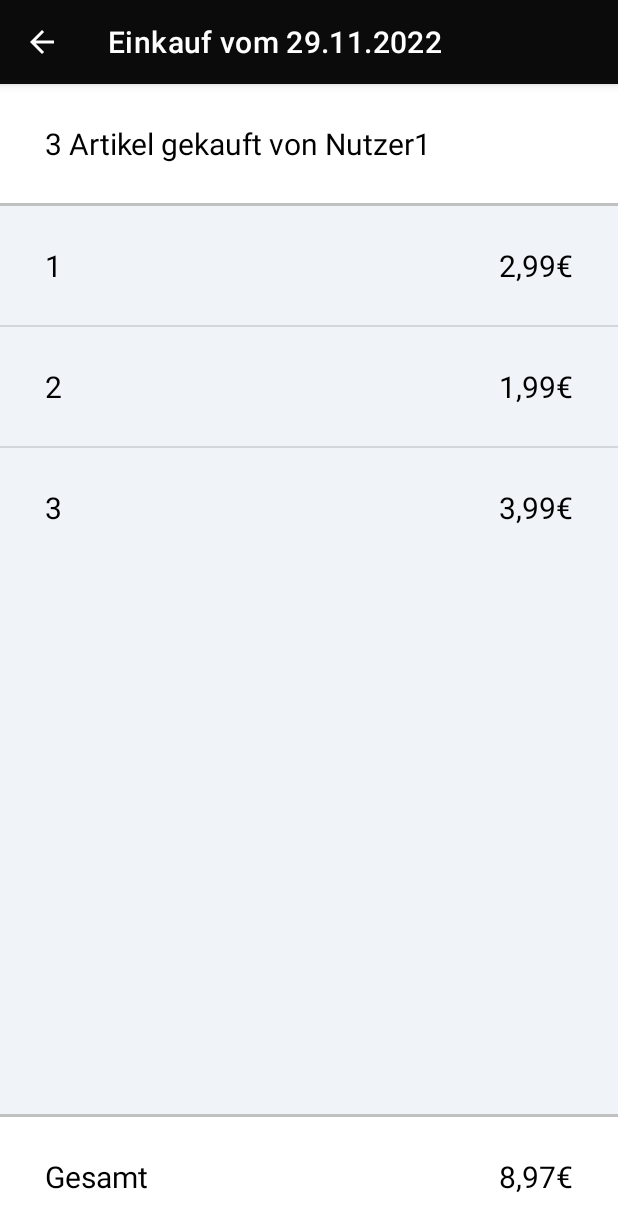
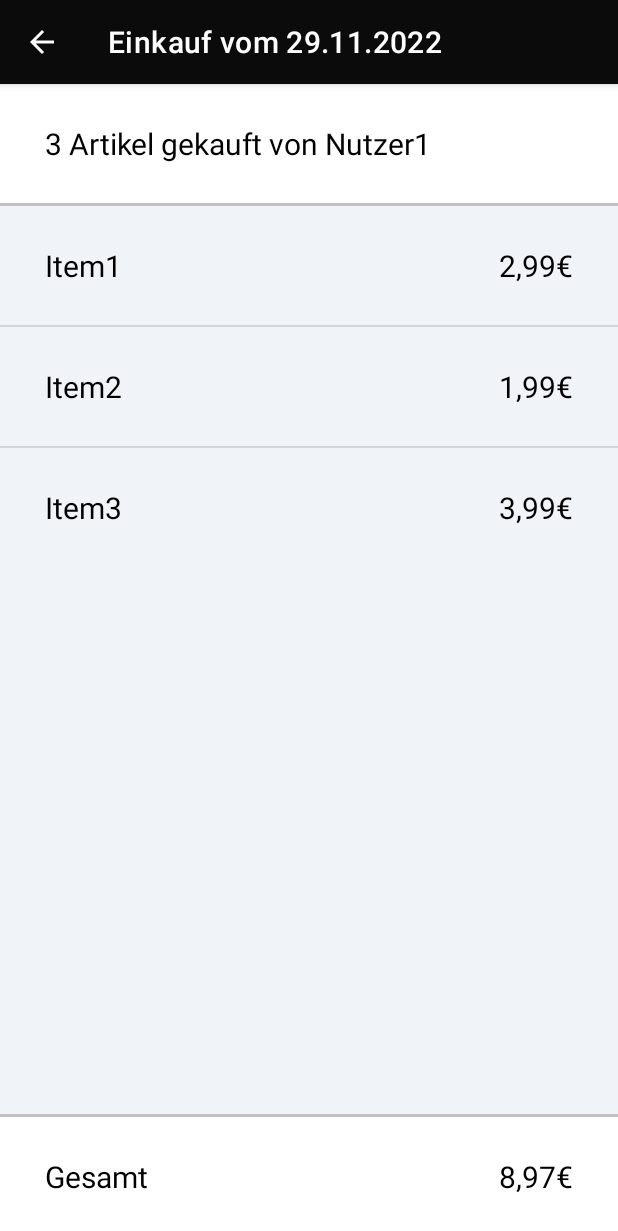
Before and after one commit to Faroesne/wg-shopping, an Android app: the ArchiveFragment screen opened through its navigation route, after a tap on an icon or button, on a phone screen of 412 x 824 dp. Shown: the top 1231 px of the screen. Run offline under Robolectric (Android 15) with nearby library versions, the phone set to English and light mode, and no system bars; our stand-ins replace navigation-ui.

Commit message:
fixed item name, added full price in db

```diff
--- a/app/src/main/java/com/example/communityshopping/database/ShoppingListDB.kt
+++ b/app/src/main/java/com/example/communityshopping/database/ShoppingListDB.kt
@@ -20,6 +20,7 @@ class ShoppingListDB(
                 COLUMN_ITEM_NAME + " TEXT);"
         val queryArchive = "CREATE TABLE " + TABLE_ARCHIVE +
                 " (" + COLUMN_ARCHIVE_ID + " INTEGER PRIMARY KEY AUTOINCREMENT, " +
+                COLUMN_ITEM_FULL_PRICE + " REAL, " +
                 COLUMN_ARCHIVE_USERNAME + " TEXT, " +
                 COLUMN_ARCHIVE_DATE + " TEXT);"
         val queryArchiveItem = "CREATE TABLE " + TABLE_ARCHIVE_ITEM +
@@ -33,16 +34,17 @@ class ShoppingListDB(
                 COLUMN_ITEM_NAME + ") VALUES ('Item1'), " +
                 "('Item2'), ('Item3'), ('Item4'), ('Item5');"
         val queryFillArchiveDB = "INSERT INTO " + TABLE_ARCHIVE + " (" +
-                COLUMN_ARCHIVE_USERNAME + ", " + COLUMN_ARCHIVE_DATE +
-                ") VALUES ('Nutzer1', '29.11.2022'), " +
-                "('Nutzer2', '30.11.2022');"
+                COLUMN_ITEM_FULL_PRICE + ", " + COLUMN_ARCHIVE_USERNAME + ", " +
+                COLUMN_ARCHIVE_DATE +
+                ") VALUES (8.97, 'Nutzer1', '29.11.2022'), " +
+                "(5.00, 'Nutzer2', '30.11.2022');"
         val queryFillArchiveItemDB = "INSERT INTO " + TABLE_ARCHIVE_ITEM + " (" +
                 COLUMN_ITEM_PRICE + ", " + COLUMN_ITEM_ID + ", " +
                 COLUMN_ARCHIVE_ID + ") VALUES (2.99, 1, 1), " +
                 "(1.99, 2, 1), " +
                 "(3.99, 3, 1), " +
-                "(4.99, 4, 2), " +
-                "(2.99, 5, 2);"
+                "(null, 4, 2), " +
+                "(null, 5, 2);"
         db!!.execSQL(queryShoppingList)
         db!!.execSQL(queryArchive)
         db!!.execSQL(queryArchiveItem)
@@ -69,8 +71,9 @@ class ShoppingListDB(
     fun getArchiveItemData(index: Int): Cursor? {
         val db = this.readableDatabase
         return db.rawQuery(
-            "SELECT * FROM " + TABLE_ARCHIVE_ITEM + " WHERE " + COLUMN_ARCHIVE_ID + " = " + index,
-            null
+            "SELECT * FROM " + TABLE_ARCHIVE_ITEM + " INNER JOIN " +
+                    TABLE_SHOPPING_LIST + " USING (" + COLUMN_ITEM_ID + ")" +
+                    " WHERE " + COLUMN_ARCHIVE_ID + " = " + index, null
         )
     }
 
@@ -118,6 +121,7 @@ class ShoppingListDB(
         const val TABLE_ARCHIVE = "archive_list"
         const val COLUMN_ARCHIVE_USERNAME = "archive_name"
         const val COLUMN_ARCHIVE_DATE = "archive_date"
+        const val COLUMN_ITEM_FULL_PRICE = "archive_full_price"
 
         const val TABLE_ARCHIVE_ITEM = "archive_item"
         const val COLUMN_ARCHIVE_ITEM_ID = "archive_item_id"
--- a/app/src/main/java/com/example/communityshopping/mainActivity/archive/ArchiveActivity.kt
+++ b/app/src/main/java/com/example/communityshopping/mainActivity/archive/ArchiveActivity.kt
@@ -3,6 +3,7 @@ package com.example.communityshopping.mainActivity.archive
 import android.os.Bundle
 import android.view.MenuItem
 import androidx.appcompat.app.AppCompatActivity
+import androidx.core.database.getDoubleOrNull
 import com.example.communityshopping.database.ShoppingListDB
 import com.example.communityshopping.databinding.ActivityArchiveBinding
 import com.example.communityshopping.mainActivity.archive.models.Archive
@@ -30,21 +31,16 @@ class ArchiveActivity : AppCompatActivity() {
         val archiveItem = db.getArchiveItemData(archiveArrayList[position].index)
         var archiveList = ArrayList<archiveItem>()
 
-        var fullPrice = 0.0
         if (archiveItem!!.count >= 1) {
             while (archiveItem.moveToNext()) {
-                fullPrice += archiveItem.getDouble(
-                    archiveItem.getColumnIndexOrThrow
-                        (ShoppingListDB.COLUMN_ITEM_PRICE)
-                )
                 archiveList.add(
-                    archiveItem( //Platzhalter
-                        archiveItem.getInt
+                    archiveItem(
+                        archiveItem.getString
                             (
                             archiveItem.getColumnIndexOrThrow
-                                (ShoppingListDB.COLUMN_ITEM_ID)
-                        ).toString(),
-                        archiveItem.getDouble
+                                (ShoppingListDB.COLUMN_ITEM_NAME)
+                        ),
+                        archiveItem.getDoubleOrNull
                             (
                             archiveItem.getColumnIndexOrThrow
                                 (ShoppingListDB.COLUMN_ITEM_PRICE)
@@ -54,7 +50,8 @@ class ArchiveActivity : AppCompatActivity() {
             }
             archiveItem.close()
         }
-        binding.archiveFullPrice.text = "%,.2f".format(Locale.GERMAN, fullPrice) + "€"
+        binding.archiveFullPrice.text =
+            "%,.2f".format(Locale.GERMAN, archiveArrayList[position].fullPrice) + "€"
 
         if (archiveArrayList != null) {
             binding.archiveArticles.adapter =
--- a/app/src/main/java/com/example/communityshopping/mainActivity/archive/ArchiveDetailAdapter.kt
+++ b/app/src/main/java/com/example/communityshopping/mainActivity/archive/ArchiveDetailAdapter.kt
@@ -25,7 +25,9 @@ class ArchiveDetailAdapter(
         val price: TextView = view.findViewById(R.id.archive_price)
 
         product.text = arrayList[position].articleName
-        price.text = "%,.2f".format(Locale.GERMAN, arrayList[position].price) + "€"
+        if (arrayList[position].price != null) {
+            price.text = "%,.2f".format(Locale.GERMAN, arrayList[position].price) + "€"
+        }
 
         return view
     }
--- a/app/src/main/java/com/example/communityshopping/mainActivity/archive/ArchiveFragment.kt
+++ b/app/src/main/java/com/example/communityshopping/mainActivity/archive/ArchiveFragment.kt
@@ -49,6 +49,11 @@ class ArchiveFragment : Fragment() {
                             (cursor.getColumnIndexOrThrow(ShoppingListDB.COLUMN_ARCHIVE_ID))
                     )
                 val archive = Archive(
+                    cursor.getDouble
+                        (
+                        cursor.getColumnIndexOrThrow
+                            (ShoppingListDB.COLUMN_ITEM_FULL_PRICE)
+                    ),
                     "Einkauf vom " +
                             cursor.getString
                                 (cursor.getColumnIndexOrThrow(ShoppingListDB.COLUMN_ARCHIVE_DATE)),
@@ -61,18 +66,6 @@ class ArchiveFragment : Fragment() {
                     cursor.getInt(cursor.getColumnIndexOrThrow(ShoppingListDB.COLUMN_ARCHIVE_ID))
                 )
                 archiveArrayList.add(archive)
-
-                /*println(cursor.getString(cursor.getColumnIndexOrThrow(ShoppingListDB.COLUMN_ARCHIVE_USERNAME)))
-                println(cursor.getString(cursor.getColumnIndexOrThrow(ShoppingListDB.COLUMN_ARCHIVE_DATE)))
-                val archiveItem = db.getArchiveItemData(cursor.getInt(cursor.getColumnIndexOrThrow(ShoppingListDB.COLUMN_ARCHIVE_ID)))
-                println(archiveItem!!.count)
-                if (archiveItem!!.count >= 1) {
-                    while (archiveItem.moveToNext()) {
-                        println(archiveItem.getDouble(archiveItem.getColumnIndexOrThrow(ShoppingListDB.COLUMN_ITEM_ID)))
-                    }
-                    archiveItem.close()
-                }
-                println(archiveItem.getDouble(archiveItem.getColumnIndexOrThrow(ShoppingListDB.COLUMN_ITEM_ID)))*/
             }
             cursor.close()
         }
--- a/app/src/main/java/com/example/communityshopping/mainActivity/archive/models/Archive.kt
+++ b/app/src/main/java/com/example/communityshopping/mainActivity/archive/models/Archive.kt
@@ -1,6 +1,6 @@
 package com.example.communityshopping.mainActivity.archive.models
 
-class Archive(var title: String, var info: String, var index: Int) :
+class Archive(var fullPrice: Double, var title: String, var info: String, var index: Int) :
     java.io.Serializable {
 
 }
--- a/app/src/main/java/com/example/communityshopping/mainActivity/archive/models/ArchiveItem.kt
+++ b/app/src/main/java/com/example/communityshopping/mainActivity/archive/models/ArchiveItem.kt
@@ -1,5 +1,5 @@
 package com.example.communityshopping.mainActivity.archive
 
-class archiveItem(var articleName: String, var price: Double) : java.io.Serializable {
+class archiveItem(var articleName: String, var price: Double?) : java.io.Serializable {
 
 }
--- a/app/src/main/res/layout/archivearticles_card.xml
+++ b/app/src/main/res/layout/archivearticles_card.xml
@@ -18,7 +18,6 @@
                     android:id="@+id/archive_product"
                     android:layout_width="wrap_content"
                     android:layout_height="wrap_content"
-                    android:text="Artikel1"
                     android:textColor="@color/black"
                     android:textSize="20sp"
                     android:padding="10dp"/>
@@ -29,7 +28,6 @@
                 android:id="@+id/archive_price"
                 android:layout_width="wrap_content"
                 android:layout_height="wrap_content"
-                android:text="0,00€"
                 android:textColor="@color/black"
                 android:textSize="20sp"
                 android:layout_marginEnd="4dp"
```
